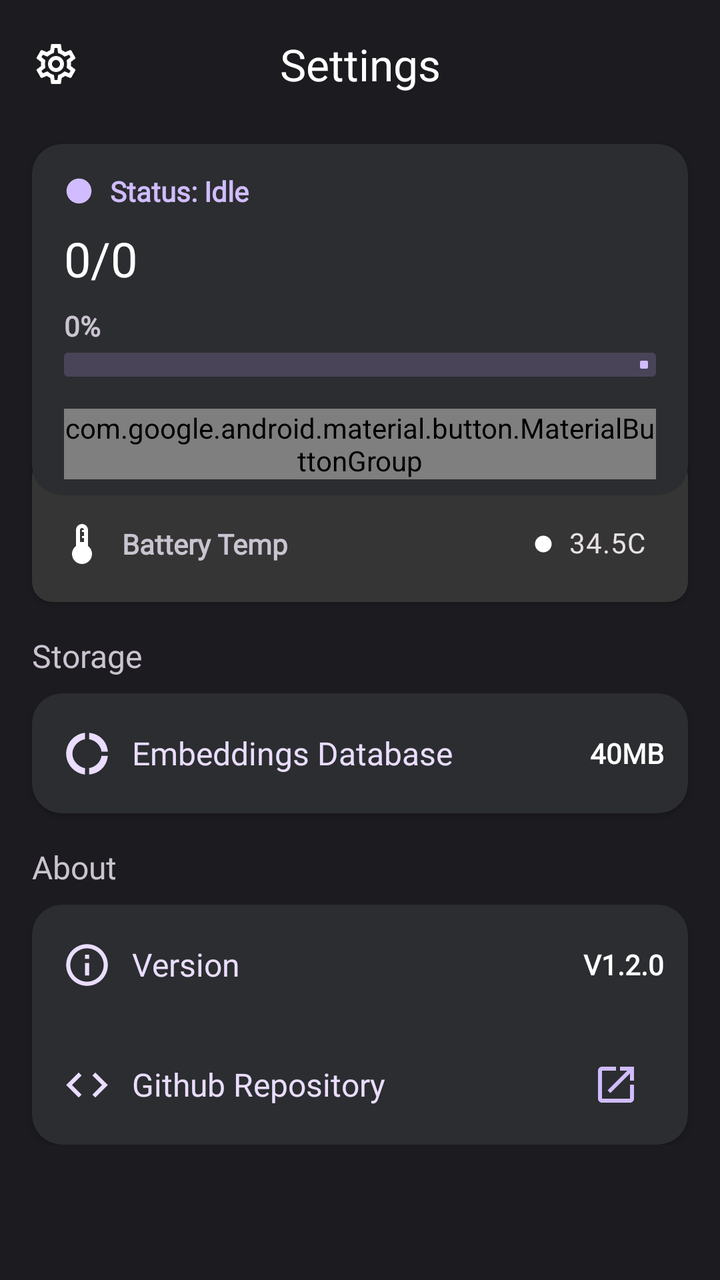
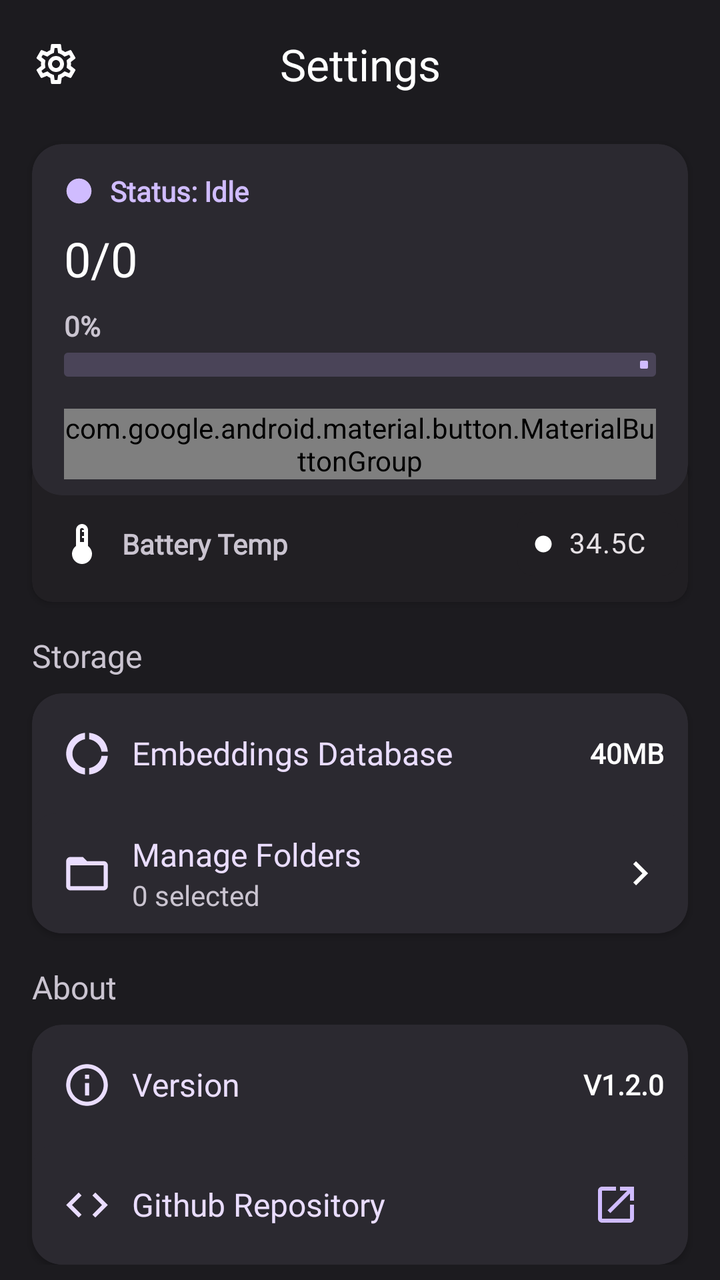

Before-and-after screenshots of an Android layout around one commit, followed by the original layout XML and the change that was made.
<!-- AndroidManifest.xml: application theme Theme.Memoria -->
<!-- res/layout/settings_layout.xml -->
<?xml version="1.0" encoding="utf-8"?>
<androidx.coordinatorlayout.widget.CoordinatorLayout xmlns:android="http://schemas.android.com/apk/res/android"
    xmlns:tools="http://schemas.android.com/tools"
    xmlns:app="http://schemas.android.com/apk/res-auto"


    android:layout_width="match_parent"
    android:layout_height="match_parent">

    <com.google.android.material.appbar.AppBarLayout
        android:id="@+id/appbar"

        android:layout_width="match_parent"
        android:layout_height="wrap_content">

        <com.google.android.material.appbar.MaterialToolbar
            android:layout_width="match_parent"
            android:layout_height="wrap_content"
            app:navigationIcon="@drawable/outline_settings_24"
            app:title="Settings"
            app:titleCentered="true"
            app:titleTextColor="@android:color/white" />
    </com.google.android.material.appbar.AppBarLayout>

    <androidx.core.widget.NestedScrollView
        android:layout_width="match_parent"
        android:layout_height="match_parent"


        app:layout_behavior="com.google.android.material.appbar.AppBarLayout$ScrollingViewBehavior">

        <androidx.constraintlayout.widget.ConstraintLayout
            android:layout_width="match_parent"
            android:layout_height="wrap_content">

            <androidx.cardview.widget.CardView
                android:id="@+id/cardView7"
                android:layout_width="match_parent"
                android:layout_height="wrap_content"
                android:layout_marginStart="16dp"
                android:layout_marginTop="-20dp"
                android:layout_marginEnd="16dp"
                app:cardBackgroundColor="#353535"
                app:cardCornerRadius="10dp"
                app:layout_constraintEnd_toEndOf="parent"
                app:layout_constraintStart_toStartOf="parent"
                app:layout_constraintTop_toBottomOf="@+id/cardView3">

                <LinearLayout
                    android:layout_width="match_parent"
                    android:layout_height="match_parent"
                    android:layout_marginStart="5dp"
                    android:layout_marginTop="20dp"
                    android:layout_marginEnd="5dp"
                    android:layout_marginBottom="5dp"
                    android:orientation="horizontal">

                    <ImageView
                        android:id="@+id/imageView2"
                        android:layout_width="40dp"
                        android:layout_height="wrap_content"
                        android:layout_gravity="center"
                        app:srcCompat="@drawable/baseline_device_thermostat_24" />

                    <LinearLayout
                        android:layout_width="wrap_content"
                        android:layout_height="wrap_content"
                        android:layout_gravity="center"
                        android:layout_weight="1"
                        android:orientation="vertical">

                        <TextView
                            android:id="@+id/textView"
                            android:layout_width="match_parent"
                            android:layout_height="wrap_content"
                            android:layout_gravity="center"
                            android:fontFamily="@font/hanken_grotesk"
                            android:text="Battery Temp"
                            android:textStyle="bold" />

                        <TextView
                            android:id="@+id/textView4"
                            android:layout_width="wrap_content"
                            android:layout_height="wrap_content"
                            android:fontFamily="@font/hanken_grotesk"
                            android:text="Running a bit slower to keep your phone cool"
                            android:textAlignment="textStart"
                            android:textColor="@android:color/holo_orange_dark"
                            android:textSize="12sp"
                            android:textStyle="bold"
                            android:visibility="gone" />
                    </LinearLayout>

                    <com.google.android.material.chip.Chip
                        android:id="@+id/chip"
                        android:layout_width="wrap_content"
                        android:layout_height="wrap_content"
                        android:layout_gravity="center"
                        android:text="34.5C"
                        app:chipBackgroundColor="#353535"
                        app:chipIcon="@drawable/baseline_circle_24"
                        app:chipIconSize="10dp"
                        app:chipIconVisible="true"
                        app:chipStrokeWidth="0dp" />
                </LinearLayout>
            </androidx.cardview.widget.CardView>

            <androidx.cardview.widget.CardView
                android:id="@+id/cardView3"
                android:layout_width="match_parent"
                android:layout_height="wrap_content"
                android:layout_marginStart="16dp"
                android:layout_marginTop="8dp"
                android:layout_marginEnd="16dp"
                app:cardBackgroundColor="#2B2D30"
                app:cardCornerRadius="15dp"
                app:layout_constraintEnd_toEndOf="parent"
                app:layout_constraintStart_toStartOf="parent"
                app:layout_constraintTop_toTopOf="parent">

                <androidx.constraintlayout.widget.ConstraintLayout
                    android:layout_width="match_parent"
                    android:layout_height="match_parent">

                    <ImageView
                        android:id="@+id/imageView5"
                        android:layout_width="15dp"
                        android:layout_height="15dp"
                        android:layout_marginStart="16dp"
                        android:layout_marginTop="16dp"
                        android:tint="@color/primary_80"
                        app:layout_constraintStart_toStartOf="parent"
                        app:layout_constraintTop_toTopOf="parent"
                        app:srcCompat="@drawable/baseline_circle_24" />

                    <TextView
                        android:id="@+id/textView6"
                        android:layout_width="0dp"
                        android:layout_height="wrap_content"
                        android:layout_marginStart="8dp"
                        android:layout_marginEnd="16dp"
                        android:fontFamily="@font/jetbrains_mono"
                        android:text="Status: Idle"
                        android:textColor="@color/primary_80"
                        android:textSize="14sp"
                        android:textStyle="bold"
                        app:layout_constraintBottom_toBottomOf="@+id/imageView5"
                        app:layout_constraintEnd_toEndOf="parent"
                        app:layout_constraintStart_toEndOf="@+id/imageView5"
                        app:layout_constraintTop_toTopOf="@+id/imageView5" />

                    <TextView
                        android:id="@+id/textView7"
                        android:layout_width="0dp"
                        android:layout_height="wrap_content"
                        android:layout_marginTop="8dp"
                        android:layout_marginEnd="16dp"
                        android:fontFamily="@font/hanken_grotesk"
                        android:text="0/0"
                        android:textColor="@android:color/white"
                        android:textSize="24sp"
                        app:layout_constraintEnd_toEndOf="parent"
                        app:layout_constraintStart_toStartOf="@+id/imageView5"
                        app:layout_constraintTop_toBottomOf="@+id/textView6" />

                    <com.google.android.material.progressindicator.LinearProgressIndicator
                        android:id="@+id/progressBar2"
                        android:layout_width="0dp"
                        android:layout_height="wrap_content"
                        android:layout_marginStart="16dp"
                        android:layout_marginTop="4dp"
                        android:layout_marginEnd="16dp"
                        android:max="100"
                        android:progress="0"
                        app:layout_constraintEnd_toEndOf="parent"
                        app:layout_constraintStart_toStartOf="parent"
                        app:layout_constraintTop_toBottomOf="@+id/textView5"
                        app:trackThickness="12dp" />

                    <LinearLayout
                        android:layout_width="0dp"
                        android:layout_height="match_parent"
                        android:layout_marginStart="16dp"
                        android:layout_marginTop="16dp"
                        android:layout_marginEnd="16dp"
                        android:layout_marginBottom="8dp"
                        android:orientation="vertical"
                        app:layout_constraintBottom_toBottomOf="parent"
                        app:layout_constraintEnd_toEndOf="parent"
                        app:layout_constraintStart_toStartOf="parent"
                        app:layout_constraintTop_toBottomOf="@+id/progressBar2">

                        <com.google.android.material.button.MaterialButtonGroup
                            android:layout_width="match_parent"
                            android:layout_height="wrap_content"
                            android:orientation="horizontal"
                            android:spacing="8dp"
                            app:innerCornerSize="5dp">

                            <com.google.android.material.button.MaterialButton
                                android:id="@+id/button3"
                                android:layout_width="wrap_content"
                                android:layout_height="match_parent"
                                android:layout_weight="1"
                                android:text="Pause"
                                android:textColor="@android:color/white"
                                app:backgroundTint="@color/button"
                                app:icon="@drawable/baseline_pause_24"
                                app:iconGravity="textStart"
                                app:iconTint="@android:color/white" />

                            <com.google.android.material.button.MaterialButton
                                android:id="@+id/button4"
                                android:layout_width="wrap_content"
                                android:layout_height="match_parent"
                                android:layout_weight="1"
                                android:text="Resume"
                                android:textColor="@android:color/white"
                                app:backgroundTint="@color/button"
                                app:icon="@drawable/baseline_play_arrow_24"
                                app:iconGravity="textStart"
                                app:iconTint="@android:color/white" />
                        </com.google.android.material.button.MaterialButtonGroup>


                    </LinearLayout>

                    <TextView
                        android:id="@+id/textView5"
                        android:layout_width="wrap_content"
                        android:layout_height="wrap_content"
                        android:layout_marginTop="8dp"
                        android:fontFamily="@font/hanken_grotesk"
                        android:text="0%"
                        android:textStyle="bold"
                        app:layout_constraintStart_toStartOf="@+id/textView7"
                        app:layout_constraintTop_toBottomOf="@+id/textView7" />
                </androidx.constraintlayout.widget.ConstraintLayout>
            </androidx.cardview.widget.CardView>

            <TextView
                android:id="@+id/textView8"
                android:layout_width="wrap_content"
                android:layout_height="wrap_content"
                android:layout_marginStart="16dp"
                android:layout_marginTop="16dp"
                android:fontFamily="@font/jetbrains_mono"
                android:text="Storage"
                android:textSize="16sp"
                app:layout_constraintStart_toStartOf="parent"
                app:layout_constraintTop_toBottomOf="@+id/cardView7" />

            <androidx.cardview.widget.CardView
                android:id="@+id/cardView5"
                android:layout_width="match_parent"
                android:layout_height="wrap_content"
                android:layout_marginStart="16dp"
                android:layout_marginTop="8dp"
                android:layout_marginEnd="16dp"
                app:cardBackgroundColor="#2B2D30"
                app:cardCornerRadius="15dp"
                app:layout_constraintEnd_toEndOf="parent"
                app:layout_constraintStart_toStartOf="parent"
                app:layout_constraintTop_toBottomOf="@+id/textView8">

                <LinearLayout
                    android:layout_width="match_parent"
                    android:layout_height="match_parent"
                    android:orientation="vertical">

                    <LinearLayout
                        android:layout_width="match_parent"
                        android:layout_height="match_parent"
                        android:orientation="horizontal">

                        <ImageView
                            android:layout_width="25dp"
                            android:layout_height="60dp"
                            android:layout_marginStart="15dp"
                            android:tint="@color/primary_90"
                            app:srcCompat="@drawable/baseline_donut_large_24" />

                        <TextView
                            android:layout_width="wrap_content"
                            android:layout_height="wrap_content"
                            android:layout_gravity="center"
                            android:layout_marginStart="10dp"
                            android:layout_weight="1"
                            android:fontFamily="@font/hanken_grotesk"
                            android:text="Embeddings Database"
                            android:textColor="@color/primary_90"
                            android:textSize="16sp" />

                        <TextView
                            android:id="@+id/db_size"
                            android:layout_width="wrap_content"
                            android:layout_height="wrap_content"
                            android:layout_gravity="center"
                            android:layout_marginStart="12dp"
                            android:layout_marginEnd="12dp"
                            android:fontFamily="@font/jetbrains_mono"
                            android:text="40MB"
                            android:textColor="@android:color/white"
                            android:textSize="14sp"
                            android:textStyle="bold" />
                    </LinearLayout>
                </LinearLayout>
            </androidx.cardview.widget.CardView>

            <androidx.cardview.widget.CardView
                android:id="@+id/cardView6"
                android:layout_width="match_parent"
                android:layout_height="wrap_content"
                android:layout_marginStart="16dp"
                android:layout_marginTop="8dp"
                android:layout_marginEnd="16dp"
                app:cardBackgroundColor="#2B2D30"
                app:cardCornerRadius="15dp"
                app:layout_constraintEnd_toEndOf="parent"
                app:layout_constraintStart_toStartOf="parent"
                app:layout_constraintTop_toBottomOf="@+id/textView17">

                <LinearLayout
                    android:layout_width="match_parent"
                    android:layout_height="match_parent"
                    android:orientation="vertical">

                    <LinearLayout
                        android:layout_width="match_parent"
                        android:layout_height="match_parent"
                        android:orientation="horizontal">

                        <ImageView
                            android:layout_width="25dp"
                            android:layout_height="60dp"
                            android:layout_marginStart="15dp"
                            android:tint="@color/primary_90"
                            app:srcCompat="@drawable/outline_info_24" />

                        <TextView

                            android:layout_width="wrap_content"
                            android:layout_height="wrap_content"
                            android:layout_gravity="center"
                            android:layout_marginStart="10dp"
                            android:layout_weight="1"
                            android:fontFamily="@font/jetbrains_mono"
                            android:text="Version"
                            android:textColor="@color/primary_90"
                            android:textSize="16sp" />

                        <TextView
                            android:id="@+id/version"
                            android:layout_width="wrap_content"
                            android:layout_height="wrap_content"
                            android:layout_gravity="center"
                            android:layout_marginEnd="12dp"
                            android:fontFamily="@font/jetbrains_mono"
                            android:text="V1.2.0"
                            android:textColor="@android:color/white"
                            android:textStyle="bold" />

                    </LinearLayout>

                    <LinearLayout
                        android:id="@+id/repo"
                        android:layout_width="match_parent"
                        android:layout_height="match_parent"
                        android:orientation="horizontal">

                        <ImageView
                            android:layout_width="25dp"
                            android:layout_height="60dp"
                            android:layout_marginStart="15dp"
                            android:tint="@color/primary_90"
                            app:srcCompat="@drawable/baseline_code_24" />

                        <TextView
                            android:layout_width="wrap_content"
                            android:layout_height="wrap_content"
                            android:layout_gravity="center"
                            android:layout_marginStart="10dp"
                            android:layout_weight="1"
                            android:fontFamily="@font/hanken_grotesk"
                            android:text="Github Repository"
                            android:textColor="@color/primary_90"
                            android:textSize="16sp" />

                        <ImageButton
                            android:id="@+id/imageButton6"
                            android:layout_width="wrap_content"
                            android:layout_height="wrap_content"
                            android:layout_gravity="center"
                            android:layout_marginStart="12dp"
                            android:layout_marginEnd="12dp"
                            android:backgroundTint="@android:color/transparent"
                            android:tint="@color/primary_80"
                            app:srcCompat="@drawable/baseline_open_in_new_24" />

                    </LinearLayout>
                </LinearLayout>
            </androidx.cardview.widget.CardView>

            <TextView
                android:id="@+id/textView17"
                android:layout_width="wrap_content"
                android:layout_height="wrap_content"
                android:layout_marginStart="16dp"
                android:layout_marginTop="16dp"
                android:fontFamily="@font/jetbrains_mono"
                android:text="About"
                android:textSize="16sp"
                app:layout_constraintStart_toStartOf="parent"
                app:layout_constraintTop_toBottomOf="@+id/cardView5" />

        </androidx.constraintlayout.widget.ConstraintLayout>
    </androidx.core.widget.NestedScrollView>


</androidx.coordinatorlayout.widget.CoordinatorLayout>
<!-- resources referenced by this layout -->
<resources>
  <color name="primary_80">#D0BCFF</color>
  <color name="primary_90">#EADDFF</color>
  <!-- drawable baseline_play_arrow_24 (drawable) -->
  <vector xmlns:android="http://schemas.android.com/apk/res/android" android:height="24dp" android:tint="#FFFFFF" android:viewportHeight="24" android:viewportWidth="24" android:width="24dp">
        
      <path android:fillColor="@android:color/white" android:pathData="M8,5v14l11,-7z"/>
      
  </vector>
  <style name="Theme.Memoria" parent="Base.Theme.Memoria" />
  <color name="primary_20">#381E72</color>
  <color name="primary_30">#4F378B</color>
  <color name="primary_40">#6750A4</color>
  <color name="secondary_80">#CCC2DC</color>
  <color name="secondary_20">#332D41</color>
  <color name="secondary_30">#4A4458</color>
  <color name="secondary_90">#E8DEF8</color>
  <color name="tertiary_80">#EFB8C8</color>
  <color name="tertiary_20">#492532</color>
  <color name="tertiary_30">#633B48</color>
  <color name="tertiary_90">#FFD8E4</color>
  <color name="error_80">#F2B8B5</color>
  <color name="error_20">#601410</color>
  <color name="error_30">#8C1D18</color>
  <color name="error_90">#F9DEDC</color>
  <color name="neutral_10">#1C1B1F</color>
  <color name="neutral_90">#E6E1E5</color>
  <color name="neutral_variant_30">#444548</color>
  <color name="neutral_variant_80">#CAC4D0</color>
  <color name="neutral_4">#0F0E11</color>
  <color name="neutral_12">#211F23</color>
  <color name="neutral_17">#2B2930</color>
  <color name="neutral_22">#36343B</color>
  <color name="neutral_24">#3B383E</color>
  <color name="neutral_variant_60">#938F99</color>
  <color name="neutral_20">#313033</color>
  <style name="TextAppearance.Memoria.BodyLarge" parent="TextAppearance.Material3.BodyLarge">
          <item name="fontFamily">@font/hanken_grotesk</item>
          <item name="android:fontFamily">@font/hanken_grotesk</item>
          <item name="android:textSize">16sp</item>
          <item name="android:textColor">?attr/colorOnSurface</item>
      </style>
  <style name="TextAppearance.Memoria.Label" parent="TextAppearance.Material3.LabelLarge">
          <item name="fontFamily">@font/jetbrains_mono</item>
          <item name="android:fontFamily">@font/jetbrains_mono</item>
          <item name="android:textSize">14sp</item>
          <item name="android:letterSpacing">0.02</item>
      </style>
  <style name="Widget.Memoria.Button.Primary" parent="Widget.Material3.Button">
          <item name="backgroundTint">@color/primary_80</item>
          <item name="android:textColor">@color/primary_20</item>
          <item name="cornerRadius">24dp</item>
          <item name="android:textAppearance">@style/TextAppearance.Memoria.Label</item>
      </style>
  <style name="ShapeAppearance.Memoria.Pill" parent="ShapeAppearance.Material3.Corner.Full">
          <item name="cornerSize">50%</item>
      </style>
  <!-- unchanged entries left out for length: 13 -->
</resources>

<!-- the commit's change to res/layout/settings_layout.xml (unified diff, before → after) -->
@@ -40,7 +40,7 @@
                 android:layout_marginStart="16dp"
                 android:layout_marginTop="-20dp"
                 android:layout_marginEnd="16dp"
-                app:cardBackgroundColor="#353535"
+                app:cardBackgroundColor="@color/neutral_12"
                 app:cardCornerRadius="10dp"
                 app:layout_constraintEnd_toEndOf="parent"
                 app:layout_constraintStart_toStartOf="parent"
@@ -97,7 +97,7 @@
                         android:layout_height="wrap_content"
                         android:layout_gravity="center"
                         android:text="34.5C"
-                        app:chipBackgroundColor="#353535"
+                        app:chipBackgroundColor="@color/neutral_12"
                         app:chipIcon="@drawable/baseline_circle_24"
                         app:chipIconSize="10dp"
                         app:chipIconVisible="true"
@@ -112,7 +112,7 @@
                 android:layout_marginStart="16dp"
                 android:layout_marginTop="8dp"
                 android:layout_marginEnd="16dp"
-                app:cardBackgroundColor="#2B2D30"
+                app:cardBackgroundColor="@color/neutral_17"
                 app:cardCornerRadius="15dp"
                 app:layout_constraintEnd_toEndOf="parent"
                 app:layout_constraintStart_toStartOf="parent"
@@ -257,13 +257,14 @@
                 android:layout_marginStart="16dp"
                 android:layout_marginTop="8dp"
                 android:layout_marginEnd="16dp"
-                app:cardBackgroundColor="#2B2D30"
+                app:cardBackgroundColor="@color/neutral_17"
                 app:cardCornerRadius="15dp"
                 app:layout_constraintEnd_toEndOf="parent"
                 app:layout_constraintStart_toStartOf="parent"
                 app:layout_constraintTop_toBottomOf="@+id/textView8">
 
                 <LinearLayout
+                    android:id="@+id/foldersContainer"
                     android:layout_width="match_parent"
                     android:layout_height="match_parent"
                     android:orientation="vertical">
@@ -304,6 +305,63 @@
                             android:textSize="14sp"
                             android:textStyle="bold" />
                     </LinearLayout>
+
+                    <com.google.android.material.card.MaterialCardView
+                        android:id="@+id/manageFoldersButt"
+                        android:layout_width="match_parent"
+                        android:layout_height="wrap_content"
+                        app:cardBackgroundColor="@color/neutral_17"
+                        app:strokeWidth="0dp">
+
+                        <LinearLayout
+
+                            android:layout_width="match_parent"
+                            android:layout_height="match_parent"
+                            android:orientation="horizontal">
+
+                            <ImageView
+                                android:layout_width="25dp"
+                                android:layout_height="60dp"
+                                android:layout_marginStart="15dp"
+                                android:tint="@color/primary_90"
+                                app:srcCompat="@drawable/baseline_folder_open_24" />
+
+                            <LinearLayout
+                                android:layout_width="wrap_content"
+                                android:layout_height="wrap_content"
+                                android:layout_gravity="center"
+                                android:layout_marginStart="10dp"
+                                android:layout_weight="1"
+                                android:orientation="vertical">
+
+                                <TextView
+                                    android:id="@+id/foldersTitle"
+                                    android:layout_width="match_parent"
+                                    android:layout_height="wrap_content"
+                                    android:layout_gravity="center"
+                                    android:layout_weight="1"
+                                    android:fontFamily="@font/hanken_grotesk"
+                                    android:text="Manage Folders"
+                                    android:textColor="@color/primary_90"
+                                    android:textSize="16sp" />
+
+                                <TextView
+                                    android:id="@+id/textView33"
+                                    android:layout_width="match_parent"
+                                    android:layout_height="wrap_content"
+                                    android:layout_weight="1"
+                                    android:text="0 selected" />
+                            </LinearLayout>
+
+                            <ImageView
+                                android:id="@+id/imageView12"
+                                android:layout_width="wrap_content"
+                                android:layout_height="match_parent"
+                                android:layout_marginEnd="12dp"
+                                app:srcCompat="@drawable/baseline_keyboard_arrow_right_24" />
+
+                        </LinearLayout>
+                    </com.google.android.material.card.MaterialCardView>
                 </LinearLayout>
             </androidx.cardview.widget.CardView>
 
@@ -314,7 +372,7 @@
                 android:layout_marginStart="16dp"
                 android:layout_marginTop="8dp"
                 android:layout_marginEnd="16dp"
-                app:cardBackgroundColor="#2B2D30"
+                app:cardBackgroundColor="@color/neutral_17"
                 app:cardCornerRadius="15dp"
                 app:layout_constraintEnd_toEndOf="parent"
                 app:layout_constraintStart_toStartOf="parent"
@@ -362,42 +420,50 @@
 
                     </LinearLayout>
 
-                    <LinearLayout
+                    <com.google.android.material.card.MaterialCardView
                         android:id="@+id/repo"
                         android:layout_width="match_parent"
-                        android:layout_height="match_parent"
-                        android:orientation="horizontal">
-
-                        <ImageView
-                            android:layout_width="25dp"
-                            android:layout_height="60dp"
-                            android:layout_marginStart="15dp"
-                            android:tint="@color/primary_90"
-                            app:srcCompat="@drawable/baseline_code_24" />
-
-                        <TextView
-                            android:layout_width="wrap_content"
-                            android:layout_height="wrap_content"
-                            android:layout_gravity="center"
-                            android:layout_marginStart="10dp"
-                            android:layout_weight="1"
-                            android:fontFamily="@font/hanken_grotesk"
-                            android:text="Github Repository"
-                            android:textColor="@color/primary_90"
-                            android:textSize="16sp" />
-
-                        <ImageButton
-                            android:id="@+id/imageButton6"
-                            android:layout_width="wrap_content"
-                            android:layout_height="wrap_content"
-                            android:layout_gravity="center"
-                            android:layout_marginStart="12dp"
-                            android:layout_marginEnd="12dp"
-                            android:backgroundTint="@android:color/transparent"
-                            android:tint="@color/primary_80"
-                            app:srcCompat="@drawable/baseline_open_in_new_24" />
-
-                    </LinearLayout>
+                        android:layout_height="wrap_content"
+                        app:cardBackgroundColor="@color/neutral_17"
+                        app:strokeWidth="0dp">
+
+                        <LinearLayout
+
+                            android:layout_width="match_parent"
+                            android:layout_height="match_parent"
+                            android:orientation="horizontal">
+
+                            <ImageView
+                                android:layout_width="25dp"
+                                android:layout_height="60dp"
+                                android:layout_marginStart="15dp"
+                                android:tint="@color/primary_90"
+                                app:srcCompat="@drawable/baseline_code_24" />
+
+                            <TextView
+                                android:layout_width="wrap_content"
+                                android:layout_height="wrap_content"
+                                android:layout_gravity="center"
+                                android:layout_marginStart="10dp"
+                                android:layout_weight="1"
+                                android:fontFamily="@font/hanken_grotesk"
+                                android:text="Github Repository"
+                                android:textColor="@color/primary_90"
+                                android:textSize="16sp" />
+
+                            <ImageButton
+                                android:id="@+id/imageButton6"
+                                android:layout_width="wrap_content"
+                                android:layout_height="wrap_content"
+                                android:layout_gravity="center"
+                                android:layout_marginStart="12dp"
+                                android:layout_marginEnd="12dp"
+                                android:backgroundTint="@android:color/transparent"
+                                android:tint="@color/primary_80"
+                                app:srcCompat="@drawable/baseline_open_in_new_24" />
+
+                        </LinearLayout>
+                    </com.google.android.material.card.MaterialCardView>
                 </LinearLayout>
             </androidx.cardview.widget.CardView>
 
<!-- resource entries referenced after the edit -->
@@ -2,6 +2,18 @@
 <resources>
   <color name="primary_80">#D0BCFF</color>
   <color name="primary_90">#EADDFF</color>
+  <!-- drawable baseline_folder_open_24 (drawable) -->
+  <vector xmlns:android="http://schemas.android.com/apk/res/android" android:height="24dp" android:tint="#FFFFFF" android:viewportHeight="24" android:viewportWidth="24" android:width="24dp">
+        
+      <path android:fillColor="@android:color/white" android:pathData="M20,6h-8l-2,-2L4,4c-1.1,0 -1.99,0.9 -1.99,2L2,18c0,1.1 0.9,2 2,2h16c1.1,0 2,-0.9 2,-2L22,8c0,-1.1 -0.9,-2 -2,-2zM20,18L4,18L4,8h16v10z"/>
+      
+  </vector>
+  <!-- drawable baseline_keyboard_arrow_right_24 (drawable) -->
+  <vector xmlns:android="http://schemas.android.com/apk/res/android" android:autoMirrored="true" android:height="24dp" android:tint="#FFFFFF" android:viewportHeight="24" android:viewportWidth="24" android:width="24dp">
+        
+      <path android:fillColor="@android:color/white" android:pathData="M8.59,16.59L13.17,12 8.59,7.41 10,6l6,6 -6,6 -1.41,-1.41z"/>
+      
+  </vector>
   <!-- drawable baseline_play_arrow_24 (drawable) -->
   <vector xmlns:android="http://schemas.android.com/apk/res/android" android:height="24dp" android:tint="#FFFFFF" android:viewportHeight="24" android:viewportWidth="24" android:width="24dp">
         
